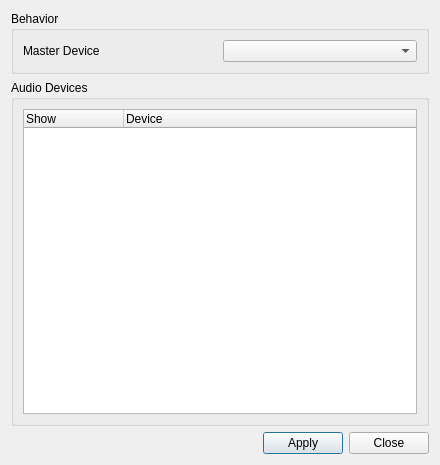
First picture: the form in panel/panel-plugins/volume/settingswidget.ui, repository nicholasyoder/forest, before the edit.
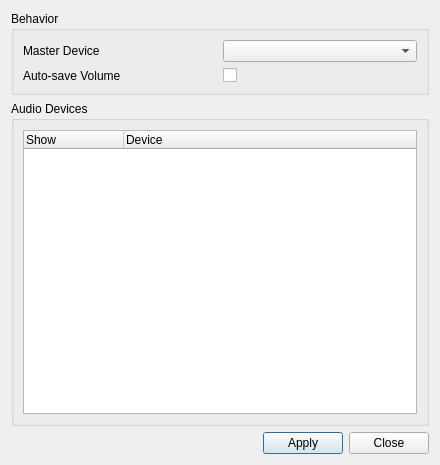
Second picture: the form after the edit.

Commit message: Auto save volume levels

Diff of the .ui file:
```diff
--- a/panel/panel-plugins/volume/settingswidget.ui
+++ b/panel/panel-plugins/volume/settingswidget.ui
@@ -19,16 +19,30 @@
      <property name="title">
       <string>Behavior</string>
      </property>
-     <layout class="QHBoxLayout" name="horizontalLayout">
-      <item>
+     <layout class="QGridLayout" name="gridLayout">
+      <item row="0" column="1">
+       <widget class="QComboBox" name="master_select"/>
+      </item>
+      <item row="0" column="0">
        <widget class="QLabel" name="label">
         <property name="text">
          <string>Master Device</string>
         </property>
        </widget>
       </item>
-      <item>
-       <widget class="QComboBox" name="master_select"/>
+      <item row="1" column="1">
+       <widget class="QCheckBox" name="autosave_checkBox">
+        <property name="text">
+         <string/>
+        </property>
+       </widget>
+      </item>
+      <item row="1" column="0">
+       <widget class="QLabel" name="label_2">
+        <property name="text">
+         <string>Auto-save Volume</string>
+        </property>
+       </widget>
       </item>
      </layout>
     </widget>
```
The commit also changes 4 other files.
